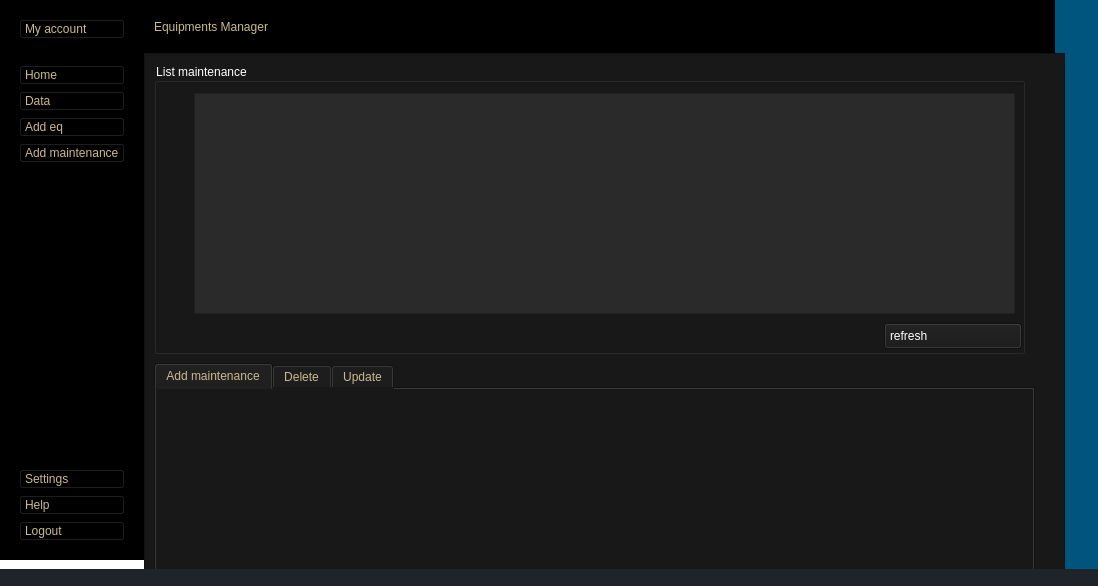
This is mainwindow.ui in ons27/smart_printing_2A13 as Qt 5 draws it before an edit. The edited form follows.
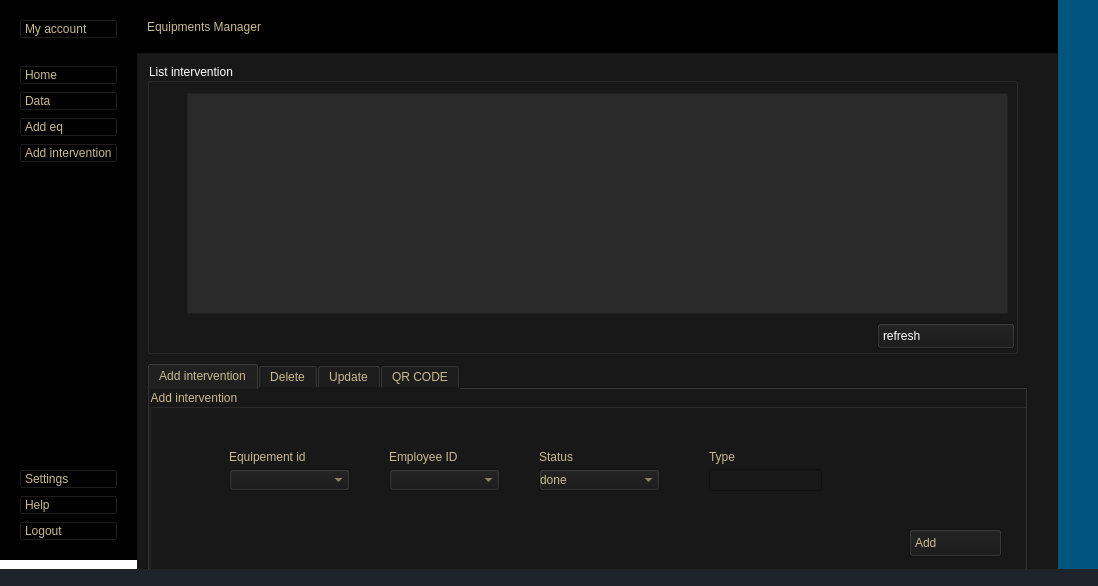
This is the edited form. The open tabs and pages were chosen to show the change. Icons and pictures are not drawn.

```diff
--- a/mainwindow.ui
+++ b/mainwindow.ui
@@ -2103,7 +2103,7 @@
                    <string>Pdf</string>
                   </property>
                   <property name="text">
-                   <string>Add maintenance</string>
+                   <string>Add intervention</string>
                   </property>
                   <property name="icon">
                    <iconset>
@@ -2302,7 +2302,7 @@
            <rect>
             <x>0</x>
             <y>0</y>
-            <width>911</width>
+            <width>921</width>
             <height>53</height>
            </rect>
           </property>
@@ -2361,7 +2361,7 @@
             <string notr="true">font: 75 10pt &quot;MS Shell Dlg 2&quot;;</string>
            </property>
            <property name="title">
-            <string>List maintenance</string>
+            <string>List intervention</string>
            </property>
            <widget class="QTableView" name="table_2">
             <property name="geometry">
@@ -2423,8 +2423,143 @@
            </property>
            <widget class="QWidget" name="tab">
             <attribute name="title">
-             <string>Add maintenance</string>
+             <string>Add intervention</string>
             </attribute>
+            <widget class="QGroupBox" name="groupBox_8">
+             <property name="geometry">
+              <rect>
+               <x>0</x>
+               <y>0</y>
+               <width>881</width>
+               <height>191</height>
+              </rect>
+             </property>
+             <property name="styleSheet">
+              <string notr="true">font: 75 9pt &quot;MS Shell Dlg 2&quot;;</string>
+             </property>
+             <property name="title">
+              <string>Add intervention</string>
+             </property>
+             <widget class="QPushButton" name="pushButton_8">
+              <property name="geometry">
+               <rect>
+                <x>760</x>
+                <y>140</y>
+                <width>93</width>
+                <height>28</height>
+               </rect>
+              </property>
+              <property name="text">
+               <string>Add</string>
+              </property>
+              <property name="icon">
+               <iconset>
+                <normaloff>icon/plus.svg</normaloff>icon/plus.svg</iconset>
+              </property>
+             </widget>
+             <widget class="QLineEdit" name="lineEdit_18">
+              <property name="geometry">
+               <rect>
+                <x>560</x>
+                <y>80</y>
+                <width>113</width>
+                <height>22</height>
+               </rect>
+              </property>
+             </widget>
+             <widget class="QLabel" name="label_22">
+              <property name="geometry">
+               <rect>
+                <x>80</x>
+                <y>60</y>
+                <width>101</width>
+                <height>16</height>
+               </rect>
+              </property>
+              <property name="text">
+               <string>Equipement id</string>
+              </property>
+             </widget>
+             <widget class="QLabel" name="label_23">
+              <property name="geometry">
+               <rect>
+                <x>560</x>
+                <y>60</y>
+                <width>56</width>
+                <height>16</height>
+               </rect>
+              </property>
+              <property name="text">
+               <string>Type</string>
+              </property>
+             </widget>
+             <widget class="QComboBox" name="comboBox_3">
+              <property name="geometry">
+               <rect>
+                <x>80</x>
+                <y>80</y>
+                <width>121</width>
+                <height>22</height>
+               </rect>
+              </property>
+             </widget>
+             <widget class="QLabel" name="label_25">
+              <property name="geometry">
+               <rect>
+                <x>240</x>
+                <y>60</y>
+                <width>101</width>
+                <height>16</height>
+               </rect>
+              </property>
+              <property name="text">
+               <string>Employee ID</string>
+              </property>
+             </widget>
+             <widget class="QComboBox" name="comboBox_4">
+              <property name="geometry">
+               <rect>
+                <x>240</x>
+                <y>80</y>
+                <width>111</width>
+                <height>22</height>
+               </rect>
+              </property>
+             </widget>
+             <widget class="QLabel" name="label_26">
+              <property name="geometry">
+               <rect>
+                <x>390</x>
+                <y>60</y>
+                <width>101</width>
+                <height>16</height>
+               </rect>
+              </property>
+              <property name="text">
+               <string>Status</string>
+              </property>
+             </widget>
+             <widget class="QComboBox" name="comboBox_6">
+              <property name="geometry">
+               <rect>
+                <x>390</x>
+                <y>80</y>
+                <width>121</width>
+                <height>22</height>
+               </rect>
+              </property>
+              <item>
+               <property name="text">
+                <string>done</string>
+               </property>
+              </item>
+              <item>
+               <property name="text">
+                <string>not done</string>
+               </property>
+              </item>
+             </widget>
+            </widget>
            </widget>
            <widget class="QWidget" name="Delete_2">
             <attribute name="title">
@@ -2638,6 +2773,61 @@
                <string>Statut</string>
               </property>
              </widget>
+             <widget class="QComboBox" name="comboBox_5">
+              <property name="geometry">
+               <rect>
+                <x>560</x>
+                <y>80</y>
+                <width>101</width>
+                <height>22</height>
+               </rect>
+              </property>
+              <item>
+               <property name="text">
+                <string>done</string>
+               </property>
+              </item>
+              <item>
+               <property name="text">
+                <string>not done</string>
+               </property>
+              </item>
+             </widget>
+            </widget>
+           </widget>
+           <widget class="QWidget" name="tab_3">
+            <attribute name="title">
+             <string>QR CODE</string>
+            </attribute>
+            <widget class="QLabel" name="label_14">
+             <property name="geometry">
+              <rect>
+               <x>210</x>
+               <y>50</y>
+               <width>421</width>
+               <height>111</height>
+              </rect>
+             </property>
+             <property name="text">
+              <string/>
+             </property>
+            </widget>
+            <widget class="QPushButton" name="pushButton_9">
+             <property name="geometry">
+              <rect>
+               <x>770</x>
+               <y>150</y>
+               <width>93</width>
+               <height>28</height>
+              </rect>
+             </property>
+             <property name="text">
+              <string>generate</string>
+             </property>
+             <property name="icon">
+              <iconset>
+               <normaloff>icon/refresh-cw.svg</normaloff>icon/refresh-cw.svg</iconset>
+             </property>
             </widget>
            </widget>
           </widget>
```
Left out of the diff: 177 changed lines with no effect on the pictures.
